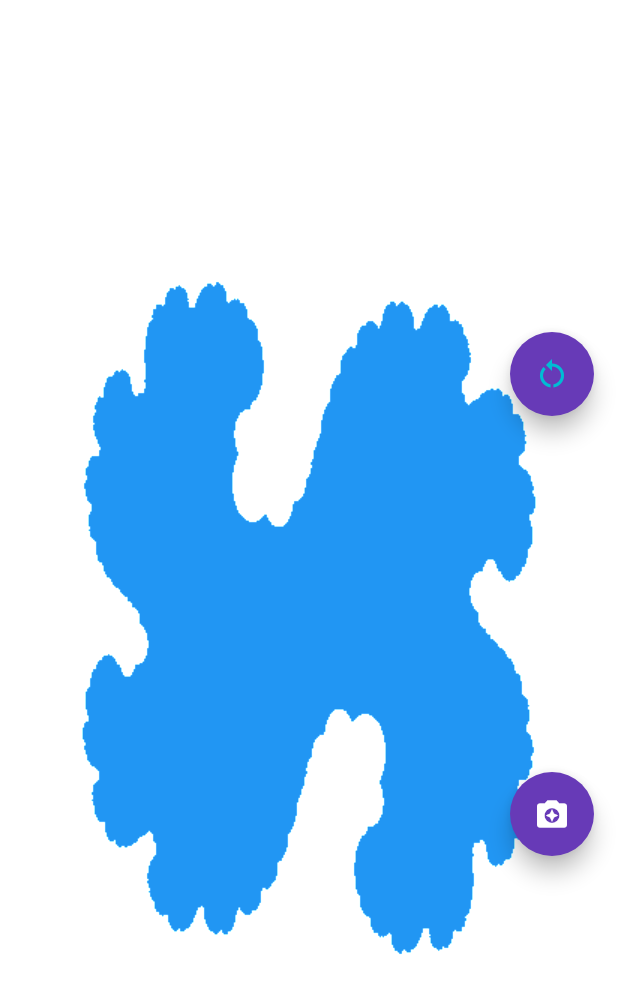
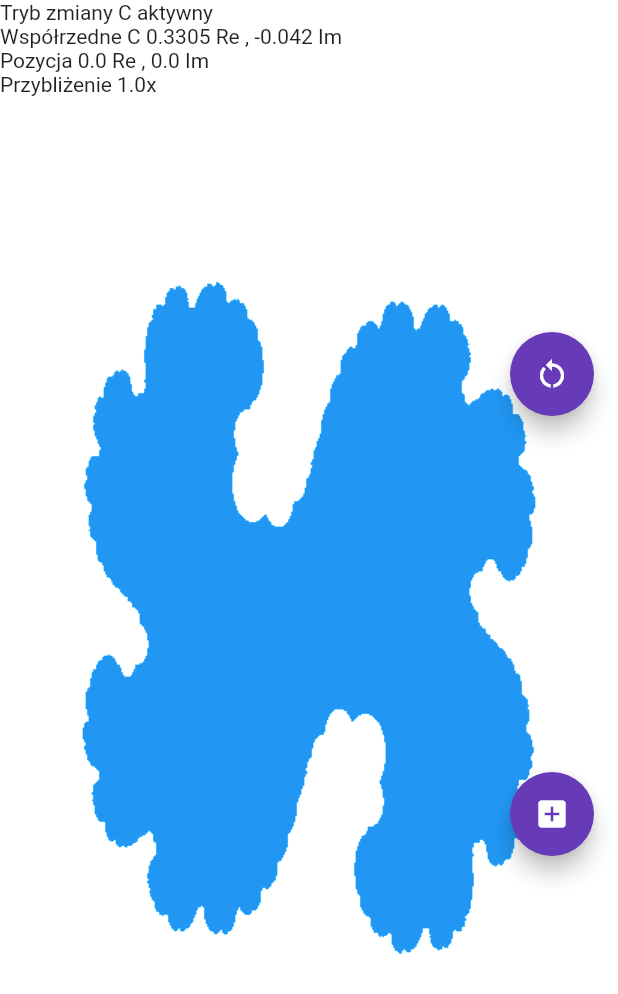
Before and after one commit to Pp-4/ReImagineMobile, a Flutter app: the screen it shows after launch, on a phone screen of 412 x 824 dp. Shown: the top 994 px of the screen. Run offline on Flutter 3.47's test engine with Material 2 defaults, Android fonts, the phone set to English and light mode, and no system bars.

Commit message:
splited some classes into multiple files
Signed-off-by: Pp-4 <39858427+Pp-4@users.noreply.github.com>

```diff
--- a/lib/fractals.dart
+++ b/lib/fractals.dart
@@ -1,6 +1,6 @@
 import "dart:core";
 import "dart:math";
-import "dart:ui";
+import 'point.dart';
 //ported form c#
 
 class JuliaSet {
@@ -105,12 +105,3 @@ String printMatrix<T>(List<List<T>> matrix) {
   }
   return output;
 }
-
-class Punkt {
-  //using this instead if Point because only double type is used
-  double X, Y;
-  Punkt(this.X, this.Y);
-  Punkt.offset(Offset A):X = A.dx,Y = A.dy;
-  @override
-  String toString() => '${X.toStringAsFixed(5)},${Y.toStringAsFixed(5)} ';
-}
--- a/lib/image_manipulation.dart
+++ b/lib/image_manipulation.dart
@@ -3,9 +3,9 @@ import 'dart:typed_data';
 import 'dart:async';
 import 'dart:ui' as ui;
 import 'fractals.dart';
-
+import 'point.dart';
 class Draw {
-  static Future<ui.Image> makeImage(
+  static Future<ui.Image> makeImage( //create image object
       int width, int height, int iteration, Punkt focus, Punkt min, Punkt max) {
     JuliaSet js2 = JuliaSet(width, height, focus, min, max);
     js2.fastIteration(iteration);
--- a/lib/main.dart
+++ b/lib/main.dart
@@ -1,10 +1,10 @@
 import 'package:flutter/material.dart';
 import 'dart:ui' as ui;
-import 'dart:io';
 
-import 'fractals.dart';
+import 'status.dart';
+import 'point.dart';
+import 'space_converter.dart';
 import 'image_manipulation.dart';
-import 'space_converter.dart';
 
 void main() => runApp(const Root());
 
@@ -15,91 +15,81 @@ class Root extends StatefulWidget {
 }
 
 class RootState extends State<Root> {
-  double initialScale = 1.0, scaleFactor = 1.0, currentScale = 1.0;
-  Punkt C = Punkt(0.3305, -0.042),
-      min = Punkt(-1.5, -1.5),
+  Punkt min = Punkt(-1.5, -1.5),
       max = Punkt(1.5, 1.5),
-      focus = Punkt(0, 0),
       minScale = Punkt(-1.5, -1.5),
       maxScale = Punkt(1.5, 1.5);
-  bool desktop = Platform.isMacOS || Platform.isLinux || Platform.isWindows;
-  bool zoomLock = false;
-
+  final status = Status(
+    false,
+    Punkt(0.3305, -0.042),
+  );
+  Icon ikona = const Icon(Icons.add_box);
 
   @override
-
   Widget build(BuildContext context) {
     return MaterialApp(
-
       debugShowCheckedModeBanner: false,
       title: 'ReImagine Mobile',
       theme: ThemeData(primarySwatch: Colors.deepPurple),
       home: Builder(builder: (BuildContext context) {
-
-        final screenSize = Punkt(MediaQuery.of(context).size.width,MediaQuery.of(context).size.height);
-
-
-
+        final screenSize = Punkt(MediaQuery.of(context).size.width,
+            MediaQuery.of(context).size.height);
         return Scaffold(
-          body: GestureDetector(
+          body: Stack(
+            children: [
+              GestureDetector(
                 //this widget provides interaction with rendering function
-            onScaleStart: (details) {
-              setState(() {
-                focus = Punkt.offset(details.focalPoint);
-                zoomLock = true;
-              });
-            },
                 onScaleUpdate: (details) {
                   setState(() {
                     //zooming
                     //update temporary zoom scale
-                scaleFactor = details.scale;
-                currentScale = scaleFactor * initialScale;
-
-                if (details.pointerCount == 1) {
-                  // update C
-                  C = Conv.positionMap(Punkt(0, 0), screenSize, minScale,
-                      maxScale, details.focalPoint);
+                    if (details.pointerCount == 2) {
+                    status.scaleFactor = details.scale;
+                    status.currentScale = status.scaleFactor * status.initialScale;
+                    }
+                    status.focus =
+                      Conv.positionMap(
+                        Punkt(0,0),
+                        screenSize,
+                        minScale,
+                        maxScale,
+                        details.focalPoint
+                      );
+                    if (!status.zoomLock) {
+                      // update C if zoomLock is false
+                      status.C = Conv.positionMap(Punkt(0, 0), screenSize,
+                          minScale, maxScale, details.focalPoint);
                     }
                     //panning
                     //rate of panning is influenced by zoom
-
-                //print("pointer moved by ${(details.focalPoint.dx - focus.X).toStringAsFixed(2)}x, ${(details.focalPoint.dy - focus.Y).toStringAsFixed(2)}y");
                   });
                 },
                 onScaleEnd: (details) {
                   setState(() {
                     //zooming
-                minScale.X = min.X / (currentScale / 2);
-                minScale.Y = min.Y / (currentScale / 2);
-                maxScale.X = max.X / (currentScale / 2);
-                maxScale.Y = max.Y / (currentScale / 2);
-                initialScale = currentScale;
-                zoomLock = false;
+                    if (details.pointerCount == 2) {
+                      minScale.X = min.X / (status.currentScale / 2);
+                      minScale.Y = min.Y / (status.currentScale / 2);
+                      maxScale.X = max.X / (status.currentScale / 2);
+                      maxScale.Y = max.Y / (status.currentScale / 2);
+                      status.initialScale = status.currentScale;
+                    }
                     //panning
                     //print(details.velocity);
-                //changing C
                   });
                 },
                 onTapDown: (details) {
                   setState(() {
-                print(details.globalPosition);
-                print(details.localPosition);
-                print(Conv.positionMap(Punkt(0, 0), screenSize, minScale,
-                    maxScale, details.localPosition));
-                minScale.X *= 0.8;
-                minScale.Y *= 0.8;
-                maxScale.X *= 0.8;
-                maxScale.Y *= 0.8;
-                initialScale = currentScale * 1.25;
+                    minScale.multiply(0.8);
+                    maxScale.multiply(0.8);
+                    status.initialScale = status.currentScale * 1.25;
                   });
                 },
                 onSecondaryTap: () {
                   setState(() {
-                minScale.X *= (1 / 0.8);
-                minScale.Y *= (1 / 0.8);
-                maxScale.X *= (1 / 0.8);
-                maxScale.Y *= (1 / 0.8);
+                    minScale.multiply(1.25);
+                    maxScale.multiply(1.25);
+                    status.initialScale = status.currentScale * 0.8;
                   });
                 },
                 child: Container(
@@ -108,18 +98,27 @@ class RootState extends State<Root> {
                   width: double.infinity,
                   child: Center(
                     child: FutureBuilder<ui.Image>(
-                  future: Draw.makeImage(screenSize.X.toInt(),
-                      screenSize.Y.toInt(), 10, C, minScale, maxScale),
+                      future: Draw.makeImage(
+                          screenSize.X.toInt(),
+                          screenSize.Y.toInt(),
+                          10,
+                          status.C,
+                          minScale,
+                          maxScale),
                       builder: (context, snapshot) {
                         if (snapshot.hasData) {
                           return RawImage(image: snapshot.data);
                         } else {
-                      return const Center(child: CircularProgressIndicator());
+                          return const Center(
+                              child: CircularProgressIndicator());
                         }
                       },
                     ),
                   ),
                 ),
+              ),
+              Text(status.toString()),
+            ],
           ),
           floatingActionButton: Column(
               mainAxisAlignment: MainAxisAlignment.spaceEvenly,
@@ -129,19 +128,25 @@ class RootState extends State<Root> {
                   onPressed: () => setState(() {
                     minScale = min;
                     maxScale = max;
-                    initialScale = 1.0;
-                    scaleFactor = 1.0;
-                    currentScale = 1.0;
-                    C = Punkt(0.3305, -0.042);
+                    status.reset();
                   }),
                   tooltip: 'Reset',
-                  child: const Icon(Icons.restart_alt,color: Colors.cyan,),
+                  child: const Icon(
+                    Icons.restart_alt,
+                  ),
                 ),
                 FloatingActionButton(
                   //state button
-                  onPressed: () => setState(() => zoomLock != zoomLock),
-                  tooltip: 'Enable C change',
-                  child: const Icon(Icons.enhance_photo_translate),
+                  onPressed: () => setState(() {
+                    if (status.zoomLock) {
+                      ikona = const Icon(Icons.add_box);
+                    } else {
+                      ikona = const Icon(Icons.add_box_outlined);
+                    }
+                    status.zoomLock = !status.zoomLock;
+                  }),
+                  tooltip: status.cTooltipButton(),
+                  child: ikona,
                 ),
               ]),
         );
@@ -149,8 +154,3 @@ class RootState extends State<Root> {
     );
   }
 }
-
-zoomIn() {}
-zoomOut() {}
-pan() {}
-changeC() {}
--- /dev/null
+++ b/lib/point.dart
@@ -0,0 +1,13 @@
+import "dart:ui";
+class Punkt {
+  //using this instead if Point because only double type is used
+  double X, Y;
+  Punkt(this.X, this.Y);
+  Punkt.offset(Offset A):X = A.dx,Y = A.dy;
+  @override
+  String toString() => '${X.toStringAsFixed(5)},${Y.toStringAsFixed(5)} ';
+  void multiply(double a, {double? b}){
+      X *= a;
+      Y *= (b == null) ? a : b;
+  }
+}
--- a/lib/space_converter.dart
+++ b/lib/space_converter.dart
@@ -1,6 +1,6 @@
 import "dart:core";
 import 'dart:ui';
-import 'fractals.dart';
+import 'point.dart';
 
 //this class handles conversion between "pixel space" and "fractal space"
 //conversion is needed because pixel space (canvas , images etc.) goes
--- /dev/null
+++ b/lib/status.dart
@@ -0,0 +1,27 @@
+import 'point.dart';
+
+class Status {//wrapper object for various settings
+  bool zoomLock;
+  Punkt C, _defaultC, focus = Punkt(0, 0);
+  double initialScale = 1.0, scaleFactor = 1.0, currentScale = 1.0;
+  Status(this.zoomLock, this.C) : _defaultC = C;
+  @override
+  String toString() {
+    String outputMessage = "";
+    outputMessage += "Tryb zmiany C ${zoomLock ? "nieaktywny" : "aktywny"} \n";
+    outputMessage += "Współrzedne C ${C.X} Re , ${C.Y} Im \n";
+    outputMessage += "Pozycja ${focus.X} Re , ${focus.Y} Im \n";
+    outputMessage += "Przybliżenie ${scaleFactor}x \n";
+    return outputMessage;
+  }
+
+  reset() {
+    C = _defaultC;
+    initialScale = 1.0;
+    scaleFactor = 1.0;
+    currentScale = 1.0;
+  }
+  cTooltipButton(){
+    return zoomLock?"Włącz zmianę C":"Wyłącz zmianę C";
+  }
+}
```
Lines whose indentation alone changed are shown as unchanged.
